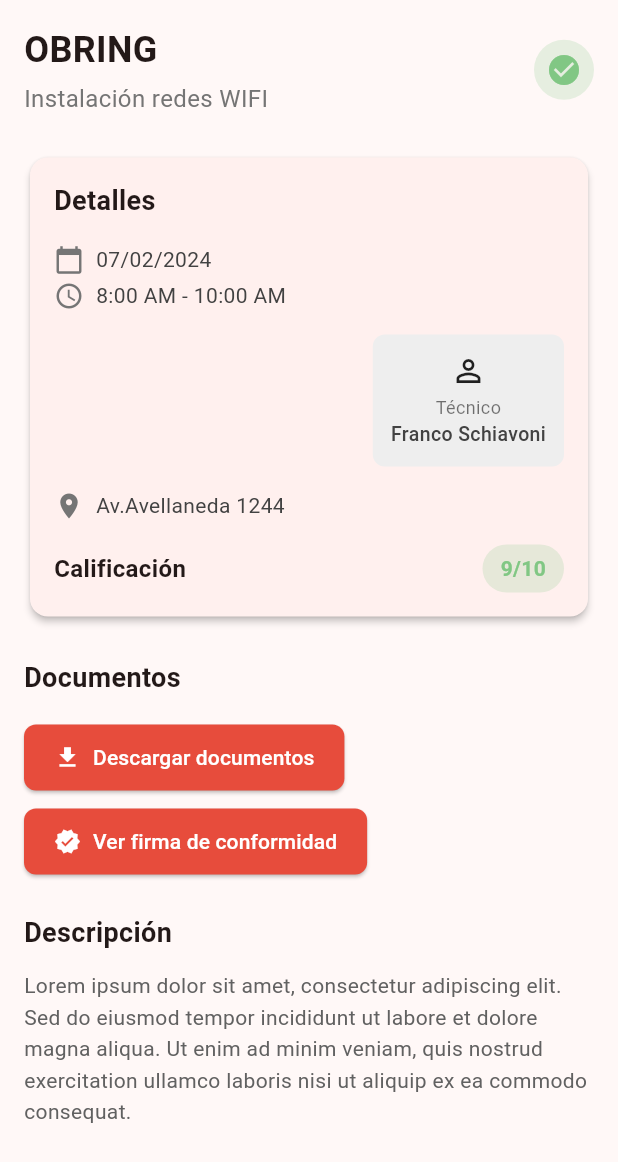
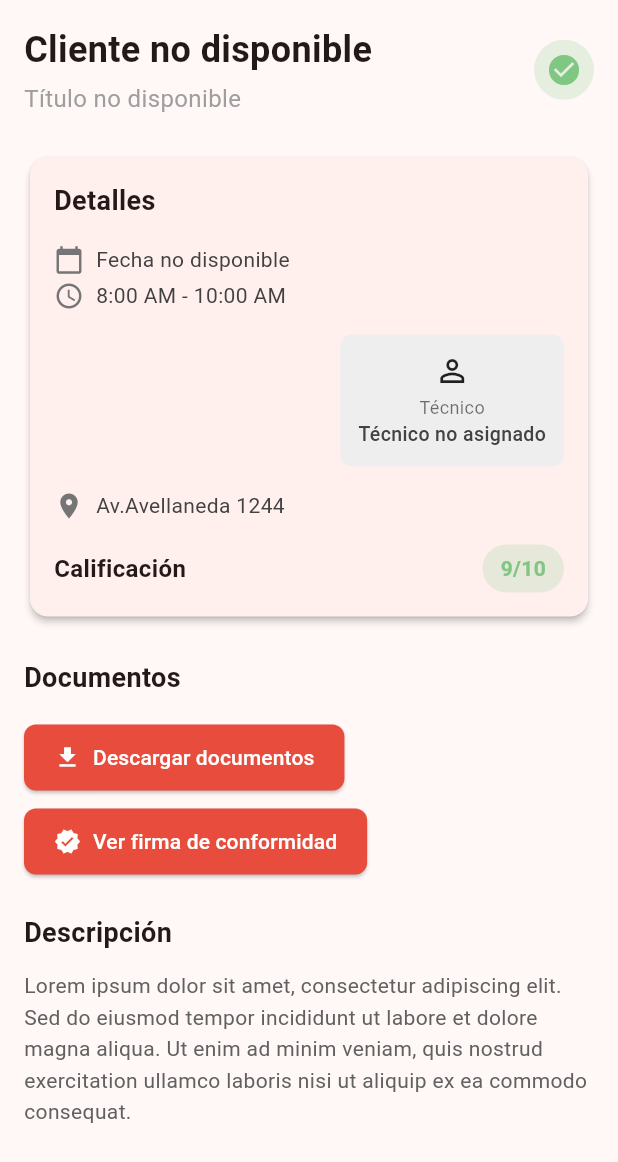
Before and after one commit to jfpetrelli/sist_tickets, a Flutter app: the CaseDetailContent widget shown alone on an empty page, opened directly with empty values, on a phone screen of 412 x 824 dp. Shown: the top 1162 px of the screen. Run offline on Flutter 3.47's test engine with Material 3 defaults, Android fonts, the phone set to English and light mode, and no system bars; our stand-ins replace hooks_riverpod, signature; accounts and stored records are empty; network calls fail.

Commit message:
case details from API
falta agregarle todos los datos que faltan al getTicketID, porque necesito el nombre del cliente y usuario asigando

```diff
--- /dev/null
+++ b/devtools_options.yaml
@@ -0,0 +1,3 @@
+description: This file stores settings for Dart & Flutter DevTools.
+documentation: https://docs.flutter.dev/tools/devtools/extensions#configure-extension-enablement-states
+extensions:
--- a/lib/administrator/case_detail_content.dart
+++ b/lib/administrator/case_detail_content.dart
@@ -1,8 +1,10 @@
+import 'package:flutter/material.dart';
+import 'package:sist_tickets/constants.dart'; // Assuming this file exists and contains kPrimaryColor, kSuccessColor
+import '../model/ticket.dart';
+import '../provider/ticket_provider.dart';
+import 'package:provider/provider.dart';
 
-import 'package:flutter/material.dart';
-import 'package:sist_tickets/constants.dart';
-
-class CaseDetailContent extends StatelessWidget {
+class CaseDetailContent extends StatefulWidget {
   final String caseId;
   final VoidCallback onBack;
   final VoidCallback onShowConfirmationSignature;
@@ -15,44 +17,82 @@ class CaseDetailContent extends StatelessWidget {
   });
 
   @override
+  State<CaseDetailContent> createState() => _CaseDetailContentState();
+}
+
+class _CaseDetailContentState extends State<CaseDetailContent> {
+  // You can now introduce state variables here.
+  // For example:
+  // bool _isLoading = true;
+  // Map<String, dynamic>? _caseData;
+
+  @override
+  void initState() {
+    super.initState();
+    // This schedules a callback to be executed after the first frame is rendered.
+    // It safely calls the provider to fetch the initial list of tickets.
+    WidgetsBinding.instance.addPostFrameCallback((_) {
+      Provider.of<TicketProvider>(context, listen: false)
+          .getTicketById(widget.caseId);
+    });
+  }
+
+  // void _fetchCaseDetails() {
+  //   // Example: logic to fetch data using widget.caseId
+  //   setState(() {
+  //     _isLoading = false;
+  //     _caseData = { ... }; // Your fetched data
+  //   });
+  // }
+
+  @override
   Widget build(BuildContext context) {
+    // If you were loading data, you could show a spinner:
+    // if (_isLoading) {
+    //   return const Center(child: CircularProgressIndicator());
+    // }
+
     return SingleChildScrollView(
       padding: const EdgeInsets.all(16.0),
-      child: Column(
+      child: Consumer<TicketProvider>(
+        builder: (context, value, child) {
+          return Column(
             crossAxisAlignment: CrossAxisAlignment.start,
             children: [
-          _buildHeader(),
+              _buildHeader(value.ticket),
               const SizedBox(height: 24),
-          _buildDetails(),
+              _buildDetails(value.ticket),
               const SizedBox(height: 24),
               _buildDocuments(),
               const SizedBox(height: 24),
               _buildDescription(),
             ],
+          );
+        },
       ),
     );
   }
 
-  Widget _buildHeader() {
+  Widget _buildHeader(Ticket? ticket) {
     return Row(
       children: [
         Expanded(
           child: Column(
             crossAxisAlignment: CrossAxisAlignment.start,
             children: [
-              const Text(
-                'OBRING',
-                style: TextStyle(
+              Text(
+                ticket?.idCliente.toString() ?? 'Cliente no disponible',
+                style: const TextStyle(
                   fontSize: 24,
                   fontWeight: FontWeight.bold,
                 ),
               ),
               const SizedBox(height: 4),
               Text(
-                'Instalación redes WIFI',
-                style: TextStyle(
+                ticket?.titulo ?? 'Título no disponible',
+                style: const TextStyle(
                   fontSize: 16,
-                  color: Colors.grey[600],
+                  color: Colors.grey,
                 ),
               ),
             ],
@@ -74,7 +114,7 @@ class CaseDetailContent extends StatelessWidget {
     );
   }
 
-  Widget _buildDetails() {
+  Widget _buildDetails(Ticket? ticket) {
     return Card(
       elevation: 2,
       shape: RoundedRectangleBorder(
@@ -96,7 +136,10 @@ class CaseDetailContent extends StatelessWidget {
             Column(
               crossAxisAlignment: CrossAxisAlignment.start,
               children: [
-                _buildDetailRow(Icons.calendar_today, '07/02/2024'),
+                _buildDetailRow(
+                    Icons.calendar_today,
+                    ticket?.fecha?.toLocal().toString().split(' ')[0] ??
+                        'Fecha no disponible'),
                 const SizedBox(height: 4),
                 _buildDetailRow(Icons.access_time, '8:00 AM - 10:00 AM'),
               ],
@@ -125,7 +168,8 @@ class CaseDetailContent extends StatelessWidget {
                       ),
                     ),
                     Text(
-                      'Franco Schiavoni',
+                      ticket?.idPersonalAsignado.toString() ??
+                          'Técnico no asignado',
                       style: TextStyle(
                         fontSize: 13,
                         fontWeight: FontWeight.w500,
@@ -204,7 +248,7 @@ class CaseDetailContent extends StatelessWidget {
         const SizedBox(height: 16),
         ElevatedButton.icon(
           onPressed: () {
-
+            // Logic for downloading documents can be implemented here.
           },
           icon: const Icon(Icons.download),
           label: const Text('Descargar documentos'),
@@ -222,7 +266,8 @@ class CaseDetailContent extends StatelessWidget {
         ),
         const SizedBox(height: 8),
         ElevatedButton.icon(
-          onPressed: onShowConfirmationSignature,
+          onPressed:
+              widget.onShowConfirmationSignature, // Access callback via widget
           icon: const Icon(Icons.verified),
           label: const Text('Ver firma de conformidad'),
           style: ElevatedButton.styleFrom(
--- a/lib/administrator/home_page.dart
+++ b/lib/administrator/home_page.dart
@@ -8,10 +8,10 @@ import 'package:sist_tickets/administrator/case_detail_content.dart';
 import 'package:sist_tickets/administrator/reports_content.dart';
 import 'package:sist_tickets/administrator/confirmation_signature_content.dart';
 import 'package:sist_tickets/constants.dart';
-import 'package:sist_tickets/provider/ticket_provider.dart';
+//import 'package:sist_tickets/provider/ticket_provider.dart';
 import 'package:sist_tickets/services/api_service.dart';
 import 'package:sist_tickets/login_screen.dart';
-import '../provider/ticket_provider.dart';
+//import '../provider/ticket_provider.dart';
 
 class HomePage extends StatefulWidget {
   const HomePage({super.key});
--- a/lib/config/api_config.dart
+++ b/lib/config/api_config.dart
@@ -9,7 +9,7 @@ class ApiConfig {
 
   // Tickets endpoints
   static const String tickets = '$baseUrl/tickets';
-  static const String ticketById = '$baseUrl/ticket/'; // Agregar ID al final
+  static const String ticketById = '$baseUrl/tickets/'; // Agregar ID al final
 
   // User endpoints
   static const String users = '$baseUrl/usuarios';
--- a/lib/model/ticket.dart
+++ b/lib/model/ticket.dart
@@ -79,8 +79,6 @@ class Ticket {
     };
   }
 
-  //TODO refactor this method to use PROVIDER approach
-
   static Future<List<Ticket>> getTickets() async {
     try {
       final response = await ApiService.getTickets();
@@ -90,4 +88,14 @@ class Ticket {
       return [];
     }
   }
+
+  static Future<Ticket?> getTicketById(String id) async {
+    try {
+      final response = await ApiService.getTicketById(id);
+      return Ticket.fromJson(response);
+    } catch (e) {
+      print('$e');
+      return null;
+    }
+  }
 }
--- a/lib/provider/ticket_provider.dart
+++ b/lib/provider/ticket_provider.dart
@@ -3,7 +3,10 @@ import 'package:flutter/foundation.dart';
 
 class TicketProvider extends ChangeNotifier {
   List<Ticket> _tickets = [];
+  Ticket? _ticket;
   List<Ticket> get tickets => _tickets;
+  Ticket? get ticket => _ticket;
+
   bool isLoading = false;
 
   Future<void> fetchTickets() async {
@@ -13,4 +16,12 @@ class TicketProvider extends ChangeNotifier {
     isLoading = false;
     notifyListeners();
   }
+
+  Future<void> getTicketById(String id) async {
+    isLoading = true;
+    notifyListeners();
+    _ticket = await Ticket.getTicketById(id);
+    isLoading = false;
+    notifyListeners();
+  }
 }
--- a/lib/services/api_service.dart
+++ b/lib/services/api_service.dart
@@ -68,6 +68,20 @@ class ApiService {
     }
   }
 
+  // Get Ticket by ID
+  static Future<Map<String, dynamic>> getTicketById(String id) async {
+    final response = await http.get(
+      Uri.parse('${ApiConfig.ticketById}$id'),
+      headers: _headers,
+    );
+
+    if (response.statusCode == 200) {
+      return jsonDecode(response.body);
+    } else {
+      throw Exception('Error al obtener ticket por ID: ${response.statusCode}');
+    }
+  }
+
   // Create Ticket
   static Future<Map<String, dynamic>> createTicket(
       Map<String, dynamic> ticketData) async {
```
Lines whose indentation alone changed are shown as unchanged.
